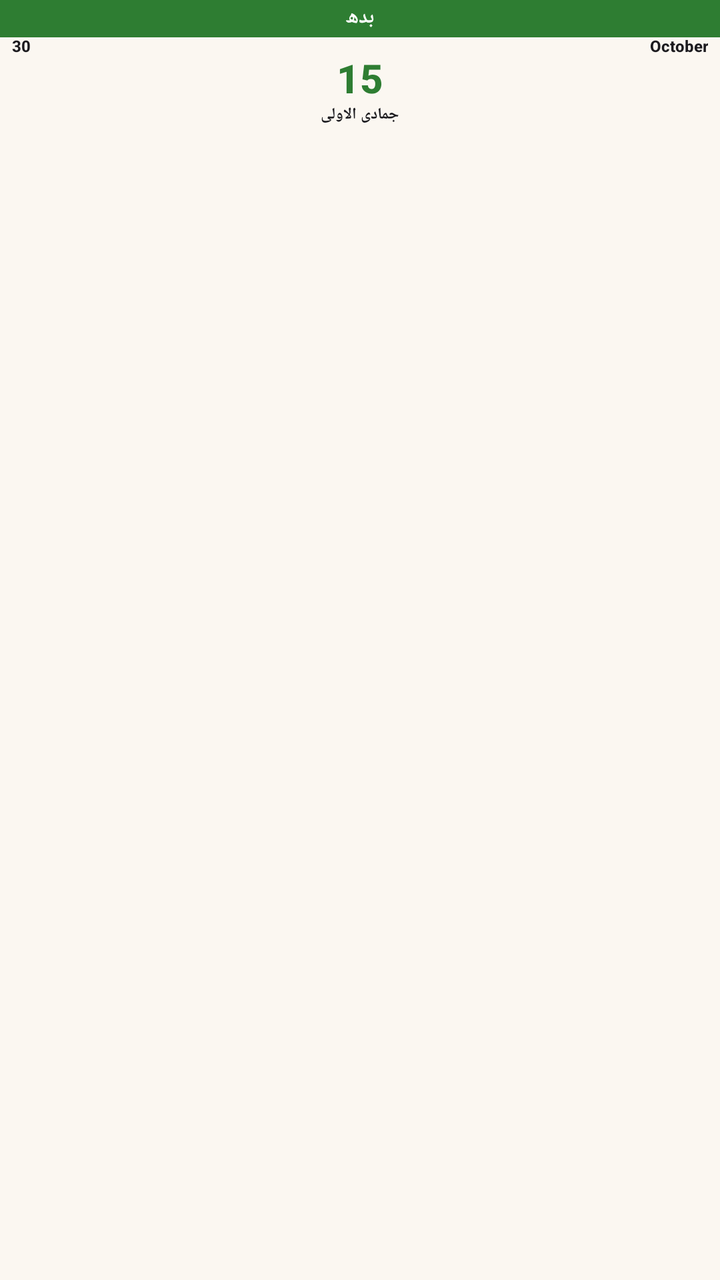
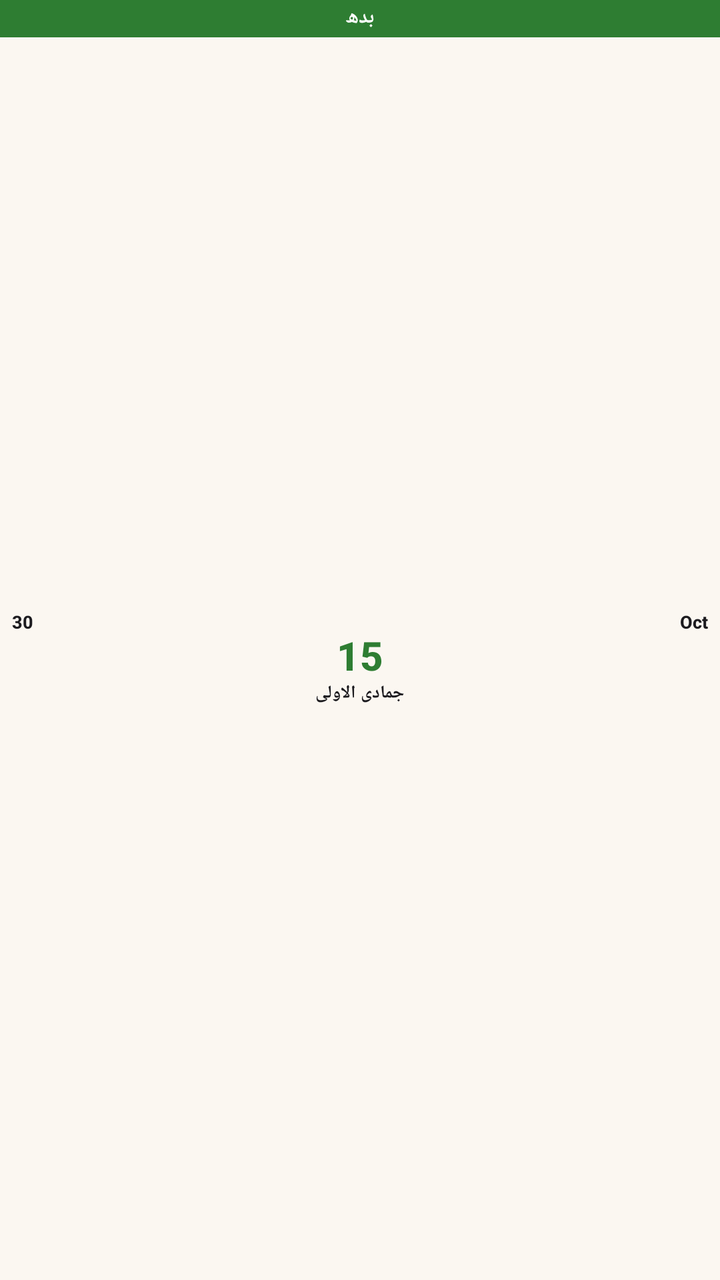

The first picture is an Android layout as it rendered before a commit; the second is the same layout after the commit. The layout source and the unified diff follow.
<!-- AndroidManifest.xml: another module's application theme Theme.HijriSample -->
<!-- res/layout/hijri_compact_date_widget_preview_layout.xml -->
<?xml version="1.0" encoding="utf-8"?>
<LinearLayout xmlns:android="http://schemas.android.com/apk/res/android"
    xmlns:tools="http://schemas.android.com/tools"
    android:layout_width="match_parent"
    android:layout_height="match_parent"
    android:background="@color/widget_background"
    android:orientation="vertical"
    tools:ignore="UnusedAttribute">

    
    <TextView
        android:layout_width="match_parent"
        android:layout_height="wrap_content"
        android:background="@color/widget_accent"
        android:fontFamily="sans-serif-medium"
        android:gravity="center"
        android:includeFontPadding="false"
        android:maxLines="1"
        android:paddingLeft="6dp"
        android:paddingTop="2dp"
        android:paddingRight="6dp"
        android:paddingBottom="3dp"
        android:text="بدھ"
        android:textColor="@color/widget_on_today"
        android:textSize="10sp"
        android:textStyle="bold" />

    
    <LinearLayout
        android:layout_width="match_parent"
        android:layout_height="0dp"
        android:layout_weight="1"
        android:gravity="center_horizontal|top"
        android:orientation="vertical"
        android:paddingLeft="6dp"
        android:paddingRight="6dp">

        
        <LinearLayout
            android:layout_width="match_parent"
            android:layout_height="wrap_content"
            android:orientation="horizontal">

            <TextView
                android:layout_width="0dp"
                android:layout_height="wrap_content"
                android:layout_weight="1"
                android:fontFamily="sans-serif-medium"
                android:gravity="left"
                android:includeFontPadding="false"
                android:maxLines="1"
                android:text="30"
                android:textColor="@color/widget_text_primary"
                android:textSize="8sp"
                android:textStyle="bold" />

            <TextView
                android:layout_width="0dp"
                android:layout_height="wrap_content"
                android:layout_weight="1"
                android:fontFamily="sans-serif-medium"
                android:gravity="right"
                android:includeFontPadding="false"
                android:maxLines="1"
                android:text="October"
                android:textColor="@color/widget_text_primary"
                android:textSize="8sp"
                android:textStyle="bold" />
        </LinearLayout>

        
        <TextView
            android:layout_width="match_parent"
            android:layout_height="wrap_content"
            android:fontFamily="sans-serif-medium"
            android:gravity="center"
            android:includeFontPadding="false"
            android:maxLines="1"
            android:text="15"
            android:textColor="@color/widget_accent"
            android:textSize="20sp"
            android:textStyle="bold" />

        
        <TextView
            android:layout_width="match_parent"
            android:layout_height="wrap_content"
            android:fontFamily="sans-serif-medium"
            android:gravity="center"
            android:includeFontPadding="false"
            android:maxLines="1"
            android:text="جمادى الاولى"
            android:textColor="@color/widget_text_primary"
            android:textSize="8sp"
            android:textStyle="bold" />
    </LinearLayout>
</LinearLayout>
<!-- resources referenced by this layout -->
<resources>
  <color name="widget_accent">#2E7D32</color>
  <color name="widget_background">#FBF7F1</color>
  <color name="widget_on_today">#FFFFFF</color>
  <color name="widget_text_primary">#1C1B1F</color>
  <style name="Theme.HijriSample" parent="@android:style/Theme.Material.Light.NoActionBar">
          <item name="android:windowBackground">@color/sample_window_background</item>
      </style>
  <color name="sample_window_background">#FFFBFE</color>
</resources>

<!-- the commit's change to res/layout/hijri_compact_date_widget_preview_layout.xml (unified diff, before → after) -->
@@ -30,7 +30,7 @@
         android:layout_width="match_parent"
         android:layout_height="0dp"
         android:layout_weight="1"
-        android:gravity="center_horizontal|top"
+        android:gravity="center_horizontal|center_vertical"
         android:orientation="vertical"
         android:paddingLeft="6dp"
         android:paddingRight="6dp">
@@ -51,9 +51,10 @@
                 android:maxLines="1"
                 android:text="30"
                 android:textColor="@color/widget_text_primary"
-                android:textSize="8sp"
+                android:textSize="9sp"
                 android:textStyle="bold" />
 
+            
             <TextView
                 android:layout_width="0dp"
                 android:layout_height="wrap_content"
@@ -62,9 +63,9 @@
                 android:gravity="right"
                 android:includeFontPadding="false"
                 android:maxLines="1"
-                android:text="October"
+                android:text="Oct"
                 android:textColor="@color/widget_text_primary"
-                android:textSize="8sp"
+                android:textSize="9sp"
                 android:textStyle="bold" />
         </LinearLayout>
 
@@ -91,7 +92,7 @@
             android:maxLines="1"
             android:text="جمادى الاولى"
             android:textColor="@color/widget_text_primary"
-            android:textSize="8sp"
+            android:textSize="9sp"
             android:textStyle="bold" />
     </LinearLayout>
 </LinearLayout>
